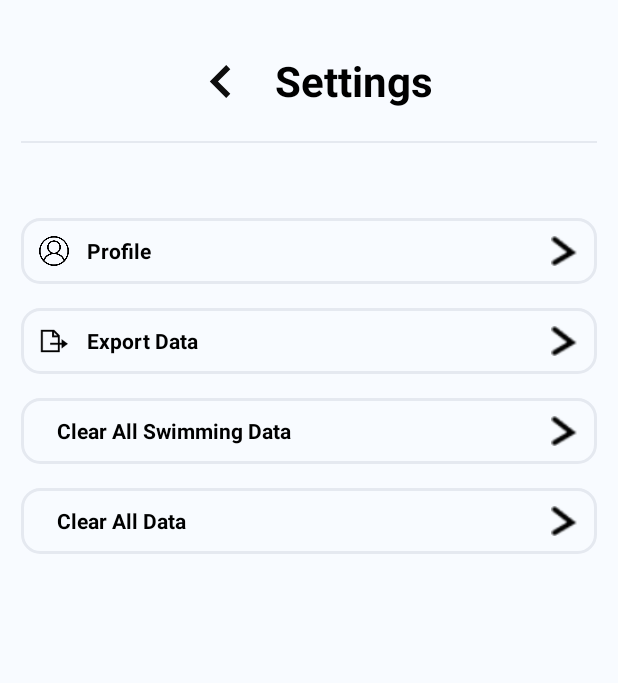
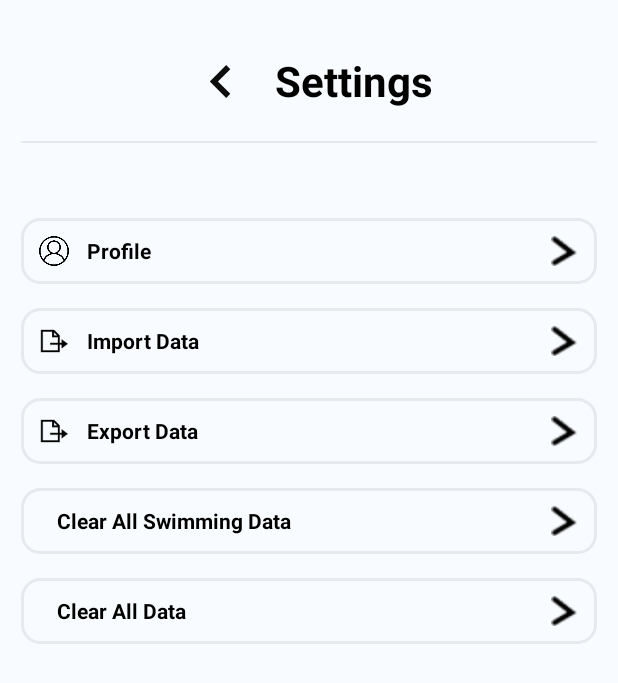
Before and after one commit to daniellalimbag/dory-app, an Android app built with Jetpack Compose: the SettingsActivity screen opened directly, with no data from a screen before it, on a phone screen of 412 x 824 dp. Shown: the top 683 px of the screen. Run offline under Robolectric (Android 15) with nearby library versions, the light colour scheme and no system bars.

Commit message:
feat: added Import Data feature

```diff
--- a/mobile/src/main/java/com/thesisapp/data/SwimDataDao.kt
+++ b/mobile/src/main/java/com/thesisapp/data/SwimDataDao.kt
@@ -2,6 +2,7 @@ package com.thesisapp.data
 
 import androidx.room.Dao
 import androidx.room.Insert
+import androidx.room.OnConflictStrategy
 import androidx.room.Query
 import java.util.Date
 
@@ -9,6 +10,9 @@ import java.util.Date
 interface SwimDataDao {
     @Insert
     fun insert(swimData: SwimData)
+
+    @Insert(onConflict = OnConflictStrategy.REPLACE)
+    suspend fun insertAll(swimData: List<SwimData>)
 
     @Query("SELECT * FROM swim_data WHERE timestamp BETWEEN :fromDate AND :toDate")
     fun getSwimsBetweenDates(fromDate: Long, toDate: Long): List<SwimData>
--- a/mobile/src/main/java/com/thesisapp/presentation/SettingsActivity.kt
+++ b/mobile/src/main/java/com/thesisapp/presentation/SettingsActivity.kt
@@ -19,6 +19,7 @@ class SettingsActivity : AppCompatActivity() {
 
     private lateinit var btnReturn: ImageButton
     private lateinit var btnProfile: LinearLayout
+    private lateinit var btnImport: LinearLayout
     private lateinit var btnExport: LinearLayout
     private lateinit var btnClearAllData: LinearLayout
     private lateinit var btnClearAll: LinearLayout
@@ -29,6 +30,7 @@ class SettingsActivity : AppCompatActivity() {
 
         btnReturn = findViewById(R.id.btnReturn)
         btnProfile = findViewById(R.id.btnProfile)
+        btnImport = findViewById(R.id.btnImport)
         btnExport = findViewById(R.id.btnExport)
         btnClearAllData = findViewById(R.id.btnClearAllData)
         btnClearAll = findViewById(R.id.btnClearAll)
@@ -36,6 +38,12 @@ class SettingsActivity : AppCompatActivity() {
         btnProfile.setOnClickListener {
             it.animateClick()
             val intent = Intent(this, SettingsProfileActivity::class.java)
+            startActivity(intent)
+        }
+
+        btnImport.setOnClickListener {
+            it.animateClick()
+            val intent = Intent(this, SettingsImportActivity::class.java)
             startActivity(intent)
         }
 
--- a/mobile/src/main/res/layout/settings.xml
+++ b/mobile/src/main/res/layout/settings.xml
@@ -64,6 +64,39 @@
                 android:layout_width="0dp"
                 android:layout_height="wrap_content"
                 android:text="Profile"
+                android:textStyle="bold"
+                android:textSize="14dp"
+                android:layout_weight="1"
+                android:layout_marginStart="12dp"
+                android:textColor="@color/black" />
+
+            <ImageView
+                android:layout_width="20dp"
+                android:layout_height="20dp"
+                android:src="@drawable/ic_right" />
+        </LinearLayout>
+
+        <LinearLayout
+            android:id="@+id/btnImport"
+            android:layout_width="match_parent"
+            android:layout_height="wrap_content"
+            android:background="@drawable/border_box"
+            android:orientation="horizontal"
+            android:padding="12dp"
+            android:gravity="center_vertical"
+            android:layout_marginBottom="16dp"
+            android:clickable="true"
+            android:focusable="true">
+
+            <ImageView
+                android:layout_width="20dp"
+                android:layout_height="20dp"
+                android:src="@drawable/ic_export" />
+
+            <TextView
+                android:layout_width="0dp"
+                android:layout_height="wrap_content"
+                android:text="Import Data"
                 android:textStyle="bold"
                 android:textSize="14dp"
                 android:layout_weight="1"
```
Also changed, not shown: mobile/src/main/java/com/thesisapp/presentation/SettingsImportActivity.kt (added, +132 -0 lines), mobile/src/main/res/layout/settings_import.xml (added, +72 -0 lines).
